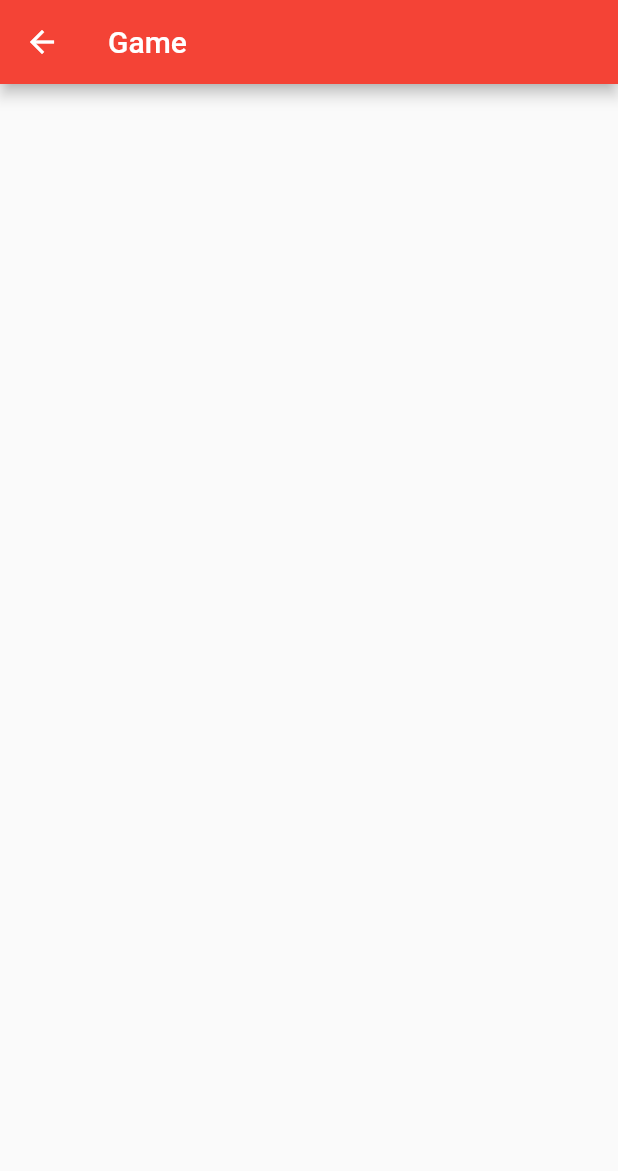
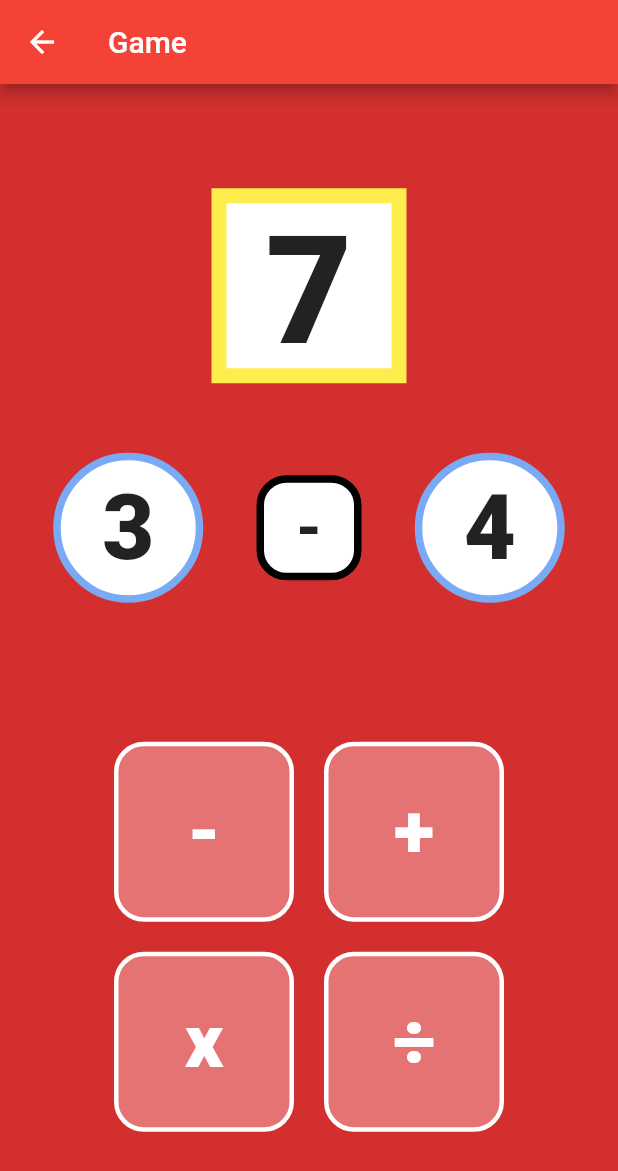
Before and after one commit to jacksavini/math_app, a Flutter app: the screen it shows after launch, after a tap on "Continue", on a phone screen of 412 x 824 dp. Shown: the top 1171 px of the screen. Run offline on Flutter 3.47's test engine with Material 2 defaults, Android fonts, the phone set to English and light mode, and no system bars.

Commit message:
Game Interface
-Added the Layout of the game board

```diff
--- /dev/null
+++ b/lib/card.dart
@@ -0,0 +1,143 @@
+import 'package:flutter/material.dart';
+
+var op = "-";
+
+class NumCard extends StatelessWidget {
+  const NumCard({super.key, required this.inText});
+  final String inText;
+
+  @override
+  Widget build(BuildContext context) {
+    return Container(
+      decoration: BoxDecoration(
+        color: Colors.white,
+        shape: BoxShape.circle,
+        border: Border.all(
+          color: Color.fromARGB(255, 122, 170, 243),
+          width:5
+        ),
+      ),
+      height: 100,
+      width: 100,
+      child: Container(
+        alignment: Alignment.center,
+        child: Text(
+          inText,
+          style: const TextStyle(
+            fontSize: 60,
+            fontWeight: FontWeight.w800
+          )
+        )
+      ),
+    );
+  }
+}
+
+class MainNumCard extends StatelessWidget {
+  const MainNumCard({super.key, required this.inText});
+  final String inText;
+
+  @override
+  Widget build(BuildContext context) {
+    return Container(
+      decoration: BoxDecoration(
+        color: Colors.white,
+        border: Border.all(
+          color: Color.fromARGB(255, 255, 237, 77),
+          width:10
+        ),
+      ),
+      height: 130,
+      width: 130,
+      child: Container(
+        alignment: Alignment.center,
+        child: Text(
+          inText,
+          style: const TextStyle(
+            fontSize: 100,
+            fontWeight: FontWeight.w800
+          )
+        )
+      ),
+    );
+  }
+}
+
+class OpCard extends StatefulWidget {
+  const OpCard({super.key});
+
+  State<OpCard> createState() => _OpCardState();
+}
+
+class _OpCardState extends State<OpCard> {
+  var inText = "-";
+
+  void _chageOp(){
+    setState(() {
+      inText = op;
+    });
+  }
+
+  Widget build(BuildContext context) {
+    return Container(
+      decoration: BoxDecoration(
+        color: Colors.white,
+        borderRadius: BorderRadius.all(Radius.circular(20)),
+        border: Border.all(
+          color: Colors.black,
+          width:5,
+        ),
+      ),
+      height: 70,
+      width: 70,
+      child: Container(
+        alignment: Alignment.center,
+        child: Text(
+          inText,
+          style: const TextStyle(
+            fontSize: 40,
+            fontWeight: FontWeight.w800
+          )
+        )
+      )
+    );
+  }
+}
+
+class OpButton extends StatelessWidget {
+  const OpButton({super.key, required this.inText});
+  final String inText;
+
+  @override
+  Widget build(BuildContext context) {
+    return InkWell(
+      child: Container(
+        height: 120,
+        width: 120,
+        decoration: BoxDecoration(
+          border: Border.all(
+            color: Colors.white,
+            width: 3,
+          ),
+          borderRadius: BorderRadius.all(Radius.circular(20)),
+          color: Colors.red[300]
+        ),
+        child: Container(
+          alignment: Alignment.center,
+          child: Text(
+            inText,
+            style: const TextStyle(
+              fontSize: 50,
+              fontWeight: FontWeight.w800,
+              color:Color.fromARGB(255, 255, 255, 255),
+            )
+          )
+        )
+      ),
+      onTap: () {
+        op = inText;
+        print(inText);
+      },
+    );
+  }
+}
--- /dev/null
+++ b/lib/game.dart
@@ -0,0 +1,29 @@
+import 'package:flutter/material.dart';
+
+class MyGamePage extends StatefulWidget {
+  @override
+  _MyGamePageState createState() => _MyGamePageState();
+}
+
+class _MyGamePageState extends State<MyGamePage> {
+
+  @override
+  Widget build(BuildContext context) {
+    return Scaffold(
+      backgroundColor: Colors.red[700],
+      body: Center(
+        child: Container(
+          child: Column(
+            children: [
+              Container(
+                color: Colors.white,
+                height: 100,
+                width: 50,
+              )
+            ],
+          )
+        ),
+      )
+    );
+  }
+}
--- a/lib/main.dart
+++ b/lib/main.dart
@@ -1,4 +1,7 @@
 import 'package:flutter/material.dart';
+import 'dart:math';
+
+import 'package:math_app/card.dart';
 
 void main() {
   runApp(MyApp());
@@ -87,7 +90,7 @@ class _MyHomePageState extends State<MyHomePage> {
         child: Column(
           mainAxisAlignment: MainAxisAlignment.center,
           children: <Widget>[
-            Text(
+            const Text(
               'Game Logo Here',
             ),
             ElevatedButton(
@@ -123,12 +126,69 @@ class MyGamePage extends StatefulWidget {
 }
 
 class _MyGamePageState extends State<MyGamePage> {
+
   @override
   Widget build(BuildContext context) {
     return Scaffold(
       appBar: AppBar(
         title: const Text('Game'),
       ),
+      backgroundColor: Colors.red[700],
+      body: const Center(
+        child: Column(
+          //mainAxisAlignment: MainAxisAlignment.center,
+          children: [
+            Spacer(flex:3),
+            MainNumCard(inText: "7",),
+            Spacer(flex:2),
+            Row(
+              mainAxisAlignment: MainAxisAlignment.center,
+              children: [
+                Spacer(),
+                NumCard(inText: "3",),
+                Spacer(),
+                OpCard(),
+                Spacer(),
+                NumCard(inText: "4",),
+                Spacer()
+              ],
+            ),
+            Spacer(flex:4),
+            Column(
+              //mainAxisAlignment: MainAxisAlignment.center,
+              children: [
+                Row(
+                  mainAxisAlignment: MainAxisAlignment.center,
+                  children: [
+                    OpButton(inText: "-",),
+                    SizedBox(
+                      height:20,
+                      width:20
+                    ),
+                    OpButton(inText: "+",),
+                  ],
+                ),
+                SizedBox(
+                  height:20,
+                  width:20
+                ),
+                Row(
+                  mainAxisAlignment: MainAxisAlignment.center,
+                  children: [
+                    OpButton(inText: "x",),
+                    SizedBox(
+                      height:20,
+                      width:20
+                    ),
+                    OpButton(inText: "÷",)
+                  ],
+                )
+              ]
+            ),
+            Spacer(flex:3),
+          ]
+        ),
+      )
     );
   }
 }
```
Also changed, not shown: 1 other file.
